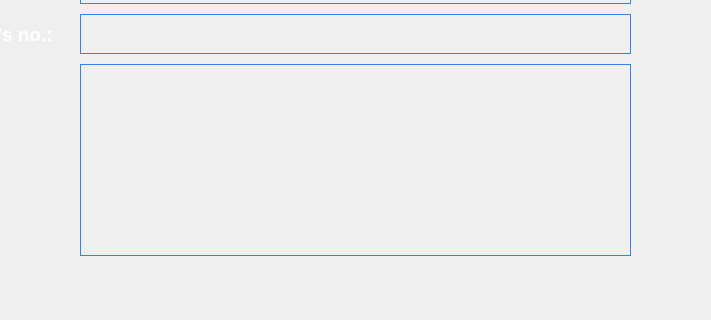
This is forms/Page_2.ui in apollo-k22/FaceAI-Product as Qt 5 draws it before an edit; both pictures show x 123 to 834 and y 271 to 591 of the 1310 by 800 pixel window. The edited form follows.
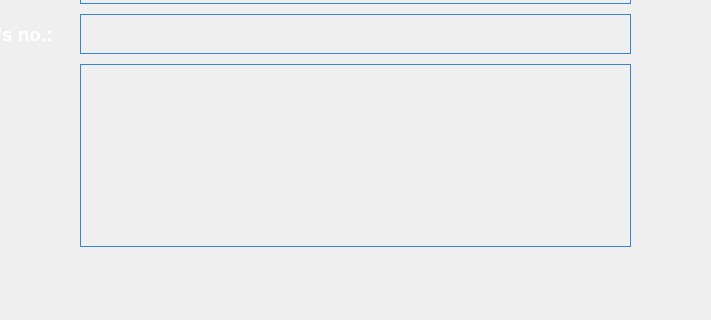
This is the edited form. Icons and pictures are not drawn.

Patch:
```diff
--- a/forms/Page_2.ui
+++ b/forms/Page_2.ui
@@ -392,6 +392,15 @@
 background:transparent;
 border: 1px solid rgb(53, 132, 228);</string>
            </property>
+           <property name="verticalScrollBarPolicy">
+            <enum>Qt::ScrollBarAlwaysOff</enum>
+           </property>
+           <property name="horizontalScrollBarPolicy">
+            <enum>Qt::ScrollBarAlwaysOff</enum>
+           </property>
+           <property name="sizeAdjustPolicy">
+            <enum>QAbstractScrollArea::AdjustToContents</enum>
+           </property>
           </widget>
          </item>
         </layout>
```
